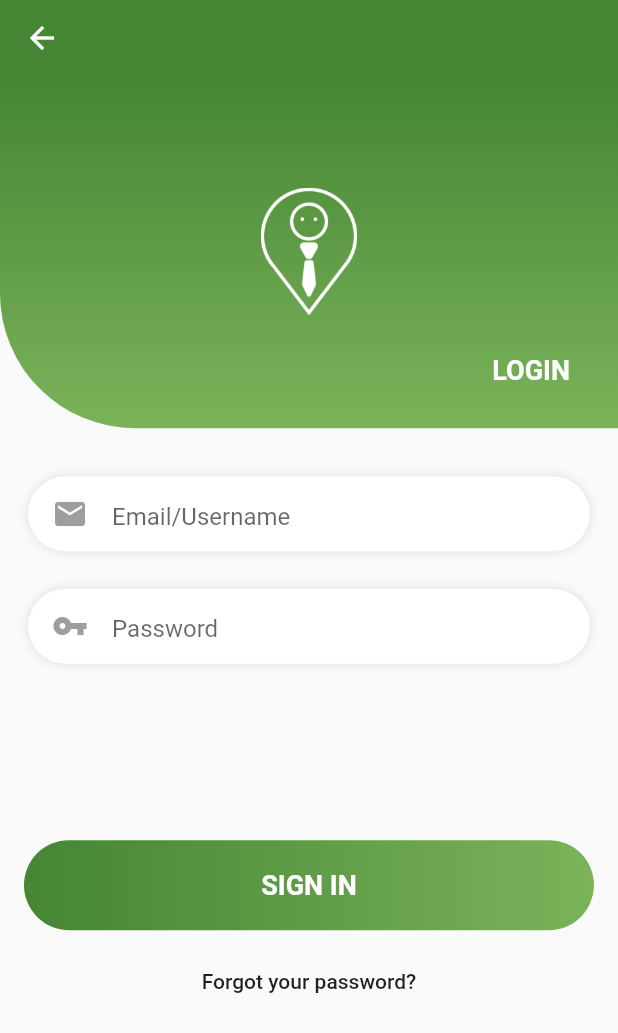
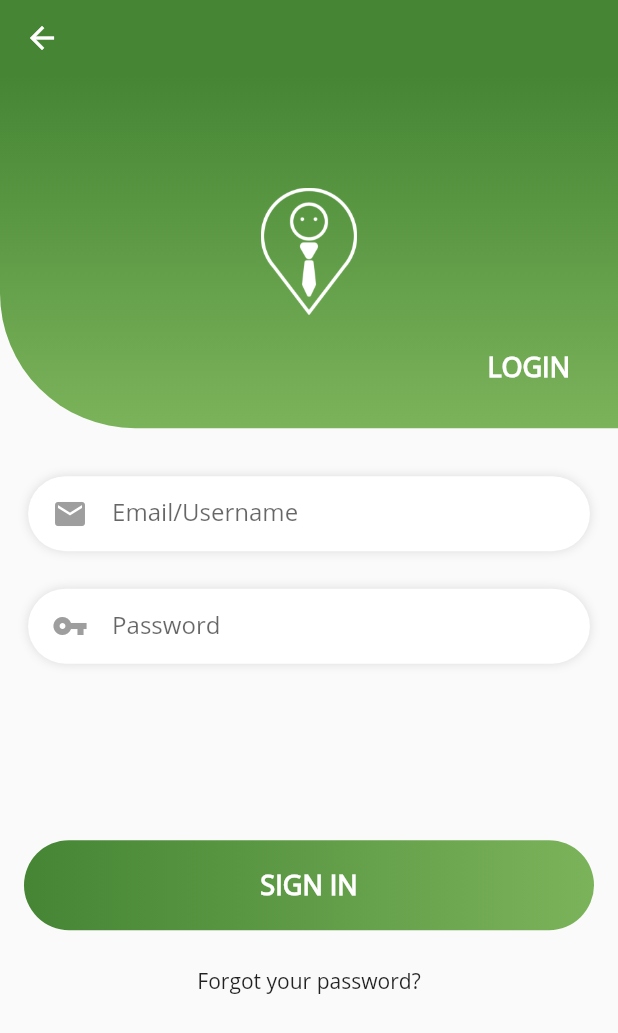
Before and after one commit to fuegosoft/FuegoSoft.Pegasus.Mobile, a Flutter app: the screen it shows after launch, after a tap on "Login", on a phone screen of 412 x 824 dp. Shown: the top 1033 px of the screen. Run offline on Flutter 3.47's test engine with Material 2 defaults, Android fonts, the phone set to English and light mode, and no system bars; our stand-ins replace flutter_secure_storage; accounts and stored records are empty.

Commit message:
implement open sans font
use open sans to all app

```diff
--- a/lib/animations/splash_animation.dart
+++ b/lib/animations/splash_animation.dart
@@ -101,6 +101,8 @@ class SplashDetailsEnterAnimation extends StatefulWidget {
 
   Widget _buildContent() {
     return SingleChildScrollView(
+      child: Padding(
+        padding: EdgeInsets.only(top: 40.0),
         child: Column(
           crossAxisAlignment: CrossAxisAlignment.start,
           children: <Widget>[
@@ -108,6 +110,7 @@ class SplashDetailsEnterAnimation extends StatefulWidget {
             _buildAppInfo(),
             _buildButtons(),
           ],
+        ),
       ),
     );
   }
@@ -155,6 +158,7 @@ class SplashDetailsEnterAnimation extends StatefulWidget {
             child: Text(
               'Ayuda',
               style: TextStyle(
+                  fontFamily: 'OpenSans',
                   color: Colors.white.withOpacity(appNameOpacity.value),
                   fontWeight: FontWeight.bold,
                   fontSize: 40.0),
@@ -165,6 +169,7 @@ class SplashDetailsEnterAnimation extends StatefulWidget {
             child: Text(
               'Find professionals near you',
               style: TextStyle(
+                  fontFamily: 'OpenSans',
                   color: Colors.white.withOpacity(sloganOpacity.value),
                   fontSize: 20.0,
                   fontWeight: FontWeight.w500),
@@ -184,7 +189,8 @@ class SplashDetailsEnterAnimation extends StatefulWidget {
             child: Text(
               'This is your app info. please put a short detail on it.',
               style: TextStyle(
-                fontSize: 10.0,
+                fontFamily: 'OpenSans',
+                fontSize: 12.0,
                 color: Colors.white.withOpacity(appInfoOpacity.value),
                 height: 1.4,
               ),
@@ -216,6 +222,7 @@ class SplashDetailsEnterAnimation extends StatefulWidget {
                   child: Text(
                     'Login',
                     style: TextStyle(
+                      fontFamily: '',
                       color: Colors.white,
                       fontWeight: FontWeight.bold,
                     ),
--- a/lib/main.dart
+++ b/lib/main.dart
@@ -10,6 +10,7 @@ class AyudaApp extends StatelessWidget {
       title: 'Ayuda',
       theme: new ThemeData(
         primarySwatch: Colors.green,
+        fontFamily: 'OpenSans',
       ),
       initialRoute: '/',
       routes: routes,
--- a/pubspec.yaml
+++ b/pubspec.yaml
@@ -90,3 +90,7 @@ flutter:
   #
   # For details regarding fonts from package dependencies,
   # see https://flutter.io/custom-fonts/#from-packages
+  fonts:
+      - family: OpenSans
+        fonts:
+            - asset: assets/fonts/open-sans/OpenSans-Regular.ttf
```
Also changed, not shown: assets/fonts/open-sans/OpenSans-Bold.ttf (added), assets/fonts/open-sans/OpenSans-BoldItalic.ttf (added), assets/fonts/open-sans/OpenSans-ExtraBold.ttf (added), assets/fonts/open-sans/OpenSans-ExtraBoldItalic.ttf (added), assets/fonts/open-sans/OpenSans-Italic.ttf (added), assets/fonts/open-sans/OpenSans-Light.ttf (added), assets/fonts/open-sans/OpenSans-LightItalic.ttf (added), assets/fonts/open-sans/OpenSans-Regular.ttf (added), assets/fonts/open-sans/OpenSans-SemiBold.ttf (added), assets/fonts/open-sans/OpenSans-SemiBoldItalic.ttf (added), 5 other files. Lines whose indentation alone changed are shown as unchanged.
